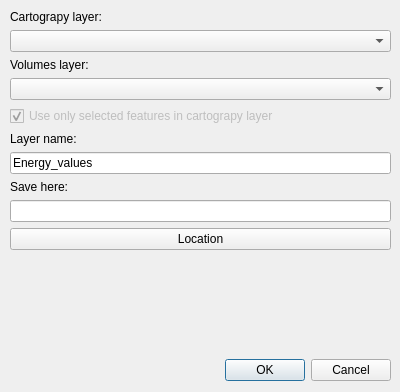
zanfire/qgis-utils, file gjko-plugin/dialogs/Ui_ComputeCompactRatio.ui: the form before one commit.
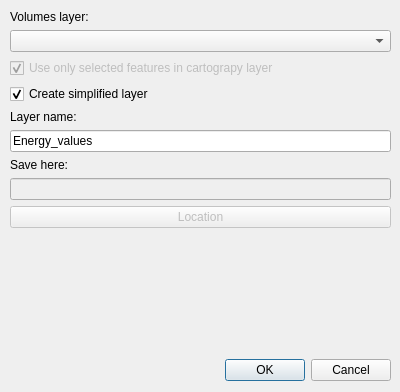
The form after the commit.

What changed in the file:
```diff
--- a/gjko-plugin/dialogs/Ui_ComputeCompactRatio.ui
+++ b/gjko-plugin/dialogs/Ui_ComputeCompactRatio.ui
@@ -32,38 +32,6 @@
     </rect>
    </property>
    <layout class="QVBoxLayout" name="verticalLayout">
-    <item>
-     <widget class="QLabel" name="label">
-      <property name="sizePolicy">
-       <sizepolicy hsizetype="Minimum" vsizetype="Minimum">
-        <horstretch>0</horstretch>
-        <verstretch>0</verstretch>
-       </sizepolicy>
-      </property>
-      <property name="minimumSize">
-       <size>
-        <width>69</width>
-        <height>0</height>
-       </size>
-      </property>
-      <property name="text">
-       <string>Cartograpy layer:</string>
-      </property>
-     </widget>
-    </item>
-    <item>
-     <widget class="QComboBox" name="landregisterCombo">
-      <property name="sizePolicy">
-       <sizepolicy hsizetype="Expanding" vsizetype="Fixed">
-        <horstretch>0</horstretch>
-        <verstretch>0</verstretch>
-       </sizepolicy>
-      </property>
-      <property name="sizeAdjustPolicy">
-       <enum>QComboBox::AdjustToContentsOnFirstShow</enum>
-      </property>
-     </widget>
-    </item>
     <item>
      <widget class="QLabel" name="label_2">
       <property name="text">
@@ -97,6 +65,16 @@
       </property>
      </widget>
     </item>
+    <item>
+     <widget class="QCheckBox" name="simplifyLayerCheckBox">
+      <property name="text">
+       <string>Create simplified layer</string>
+      </property>
+      <property name="checked">
+       <bool>true</bool>
+      </property>
+     </widget>
+    </item>
     <item>
      <widget class="QLabel" name="label_3">
       <property name="text">
@@ -119,10 +97,17 @@
      </widget>
     </item>
     <item>
-     <widget class="QLineEdit" name="saveFolder"/>
+     <widget class="QLineEdit" name="saveFolder">
+      <property name="enabled">
+       <bool>false</bool>
+      </property>
+     </widget>
     </item>
     <item>
      <widget class="QPushButton" name="locationButton">
+      <property name="enabled">
+       <bool>false</bool>
+      </property>
       <property name="text">
        <string>Location</string>
       </property>
```
